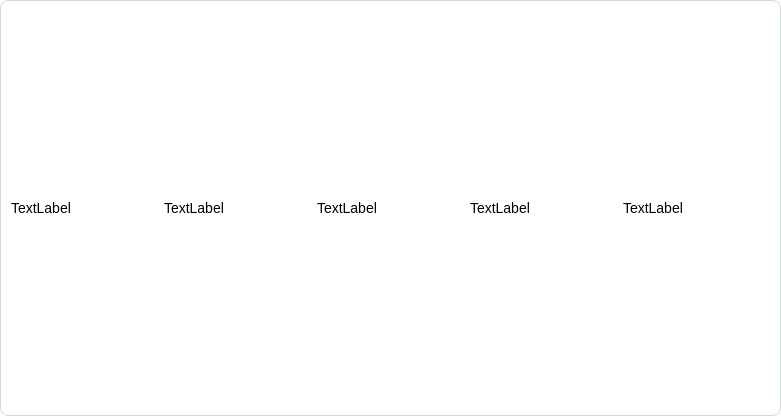
Above: ui/ItemOrderWidget.ui from Leevandr/demo_final before the change. Below: the same form after it.
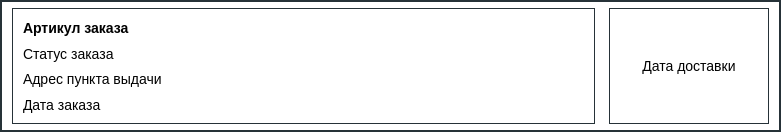
That is the form after the change.

```diff
--- a/ui/ItemOrderWidget.ui
+++ b/ui/ItemOrderWidget.ui
@@ -7,22 +7,33 @@
     <x>0</x>
     <y>0</y>
     <width>781</width>
-    <height>416</height>
+    <height>132</height>
    </rect>
   </property>
+  <property name="minimumSize">
+   <size>
+    <width>0</width>
+    <height>96</height>
+   </size>
+  </property>
   <property name="windowTitle">
    <string>Form</string>
   </property>
   <property name="styleSheet">
    <string notr="true">QWidget#ItemOrderWidget {
     background-color: #ffffff;
-    border: 1px solid #cfd8dc;
-    border-radius: 8px;
+    border: 2px solid #263238;
+    border-radius: 0px;
 }
 
 QWidget#ItemOrderWidget[selected=&quot;true&quot;] {
-    background-color: #e8fff1;
-    border: 1px solid #00FA9A;
+    border: 4px solid #1f6feb;
+}
+
+QFrame#frame_info,
+QFrame#frame_delivery {
+    background-color: transparent;
+    border: 1px solid #263238;
 }
 
 QLabel {
@@ -30,51 +41,134 @@
     font-size: 14px;
     border: none;
     background: transparent;
+}
+
+QLabel#label_product_name {
+    font-weight: bold;
 }</string>
   </property>
   <layout class="QHBoxLayout" name="horizontalLayout">
+   <property name="leftMargin">
+    <number>12</number>
+   </property>
+   <property name="topMargin">
+    <number>8</number>
+   </property>
+   <property name="rightMargin">
+    <number>12</number>
+   </property>
+   <property name="bottomMargin">
+    <number>8</number>
+   </property>
+   <property name="spacing">
+    <number>14</number>
+   </property>
    <item>
-    <layout class="QVBoxLayout" name="verticalLayout">
-     <item>
-      <layout class="QHBoxLayout" name="horizontalLayout_2">
-       <item>
-        <widget class="QLabel" name="label_status_name">
-         <property name="text">
-          <string>TextLabel</string>
-         </property>
-        </widget>
-       </item>
+    <widget class="QFrame" name="frame_info">
+     <property name="frameShape">
+      <enum>QFrame::Shape::StyledPanel</enum>
+     </property>
+     <property name="frameShadow">
+      <enum>QFrame::Shadow::Plain</enum>
+     </property>
+     <layout class="QVBoxLayout" name="verticalLayout_info">
+      <property name="leftMargin">
+       <number>10</number>
+      </property>
+      <property name="topMargin">
+       <number>8</number>
+      </property>
+      <property name="rightMargin">
+       <number>10</number>
+      </property>
+      <property name="bottomMargin">
+       <number>8</number>
+      </property>
+      <property name="spacing">
+       <number>4</number>
+      </property>
        <item>
         <widget class="QLabel" name="label_product_name">
          <property name="text">
-          <string>TextLabel</string>
+         <string>Артикул заказа</string>
+        </property>
+       </widget>
+      </item>
+      <item>
+       <widget class="QLabel" name="label_status_name">
+        <property name="text">
+         <string>Статус заказа</string>
          </property>
         </widget>
        </item>
        <item>
         <widget class="QLabel" name="label_pickup_point">
          <property name="text">
-          <string>TextLabel</string>
+         <string>Адрес пункта выдачи</string>
+        </property>
+        <property name="wordWrap">
+         <bool>true</bool>
          </property>
         </widget>
        </item>
        <item>
         <widget class="QLabel" name="label_order_date">
          <property name="text">
-          <string>TextLabel</string>
+         <string>Дата заказа</string>
          </property>
         </widget>
        </item>
+     </layout>
+    </widget>
+   </item>
+   <item>
+    <widget class="QFrame" name="frame_delivery">
+     <property name="minimumSize">
+      <size>
+       <width>130</width>
+       <height>0</height>
+      </size>
+     </property>
+     <property name="maximumSize">
+      <size>
+       <width>160</width>
+       <height>16777215</height>
+      </size>
+     </property>
+     <property name="frameShape">
+      <enum>QFrame::Shape::StyledPanel</enum>
+     </property>
+     <property name="frameShadow">
+      <enum>QFrame::Shadow::Plain</enum>
+     </property>
+     <layout class="QVBoxLayout" name="verticalLayout_delivery">
+      <property name="leftMargin">
+       <number>8</number>
+      </property>
+      <property name="topMargin">
+       <number>8</number>
+      </property>
+      <property name="rightMargin">
+       <number>8</number>
+      </property>
+      <property name="bottomMargin">
+       <number>8</number>
+      </property>
        <item>
         <widget class="QLabel" name="label_delivery_date">
          <property name="text">
-          <string>TextLabel</string>
-         </property>
+         <string>Дата доставки</string>
+        </property>
+        <property name="alignment">
+         <set>Qt::AlignmentFlag::AlignCenter</set>
+        </property>
+        <property name="wordWrap">
+         <bool>true</bool>
+        </property>
         </widget>
        </item>
       </layout>
-     </item>
-    </layout>
+    </widget>
    </item>
   </layout>
  </widget>
```
Left out of the diff: 2 changed lines with no effect on the pictures. Lines whose indentation alone changed are shown as unchanged.
